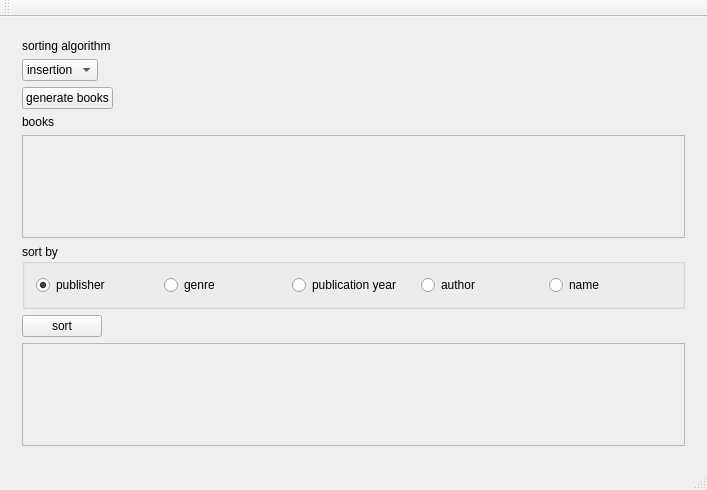
Before: the Qt Designer form app/main_window.ui in AndLvovSky/exam-4-term, drawn with Qt 5.
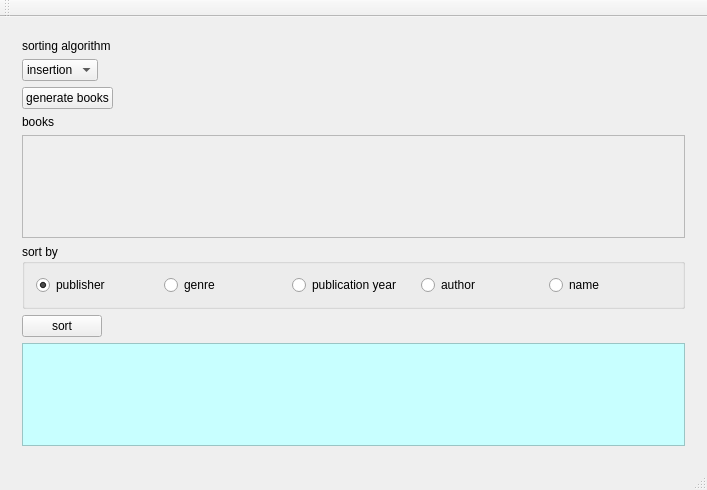
After: the same form once the commit is applied.

What changed in the file:
```diff
--- a/app/main_window.ui
+++ b/app/main_window.ui
@@ -171,6 +171,9 @@
             <verstretch>0</verstretch>
            </sizepolicy>
           </property>
+          <property name="styleSheet">
+           <string notr="true">background: rgb(200, 255, 255);</string>
+          </property>
           <property name="widgetResizable">
            <bool>true</bool>
           </property>
```
